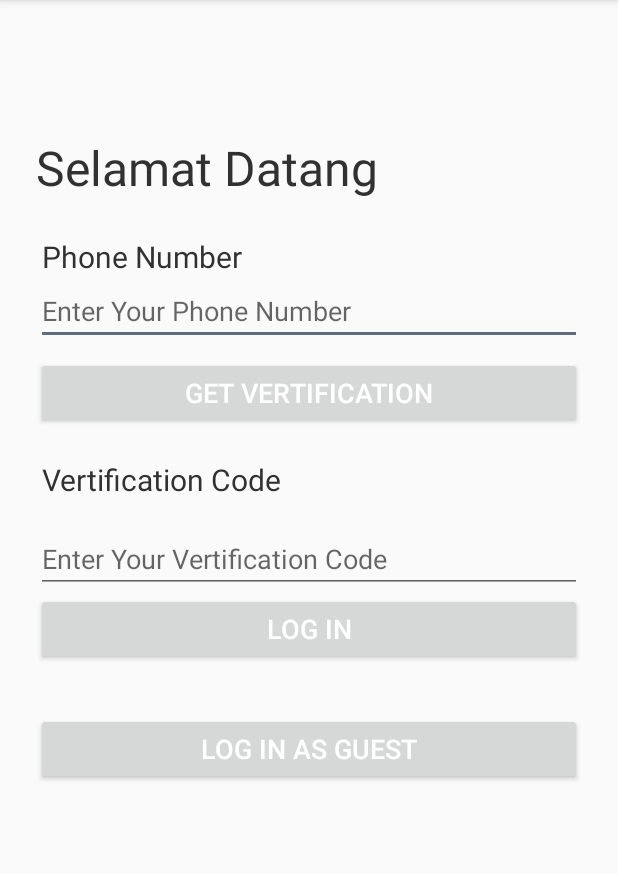
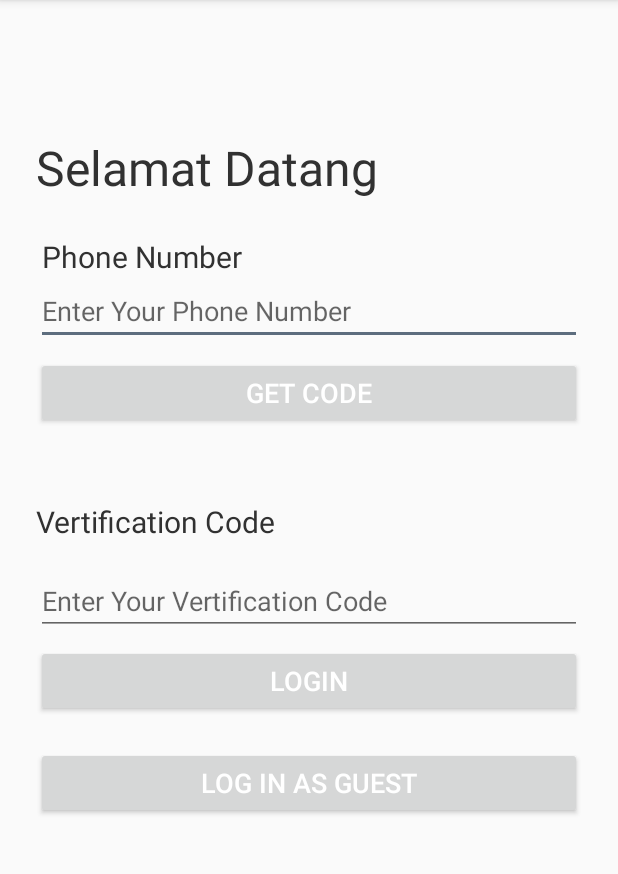
Before and after one commit to Jazulienux/DrinkAndFoodOrdered, an Android app: the LoginActivity screen opened directly, with no data from a screen before it, on a phone screen of 412 x 824 dp, the part 84-958 px from its top. Run offline under Robolectric (Android 15) with nearby library versions, the phone set to English and light mode, and no system bars; our stand-ins replace Firebase (no records; nobody signed in at launch, a user with empty details on screens opened directly).

Commit message:
Menu Nav baru

```diff
--- a/app/build.gradle
+++ b/app/build.gradle
@@ -28,7 +28,7 @@ dependencies {
     implementation 'com.google.android.material:material:1.0.0'
     implementation 'androidx.recyclerview:recyclerview:1.1.0-beta05'
     implementation "androidx.cardview:cardview:1.0.0"
-    implementation 'com.google.firebase:firebase-database:16.0.4'
+    implementation 'com.google.firebase:firebase-database:19.2.0'
     implementation 'com.google.firebase:firebase-auth:19.2.0'
     testImplementation 'junit:junit:4.12'
     androidTestImplementation 'androidx.test.ext:junit:1.1.1'
--- a/app/src/main/AndroidManifest.xml
+++ b/app/src/main/AndroidManifest.xml
@@ -1,6 +1,8 @@
 <?xml version="1.0" encoding="utf-8"?>
 <manifest xmlns:android="http://schemas.android.com/apk/res/android"
     package="com.example.dfoor">
+
+    <uses-permission android:name="android.permission.INTERNET"/>
 
     <application
         android:allowBackup="true"
--- a/app/src/main/java/com/example/dfoor/Activities/LoginActivity.java
+++ b/app/src/main/java/com/example/dfoor/Activities/LoginActivity.java
@@ -60,6 +60,7 @@ public class LoginActivity extends AppCompatActivity {
             PhoneAuthCredential credential = PhoneAuthProvider.getCredential(codeSent, code);
 
             signInWithPhoneAuthCredential(credential);
+
         }
     }
 
@@ -117,6 +118,8 @@ public class LoginActivity extends AppCompatActivity {
             super.onCodeSent(s, forceResendingToken);
 
             codeSent = s;
+            Toast.makeText(LoginActivity.this,"Number Is Correct",Toast.LENGTH_SHORT).show();
+
         }
     };
 
--- a/app/src/main/java/com/example/dfoor/Fragments/CartOrdered.java
+++ b/app/src/main/java/com/example/dfoor/Fragments/CartOrdered.java
@@ -81,4 +81,6 @@ public class CartOrdered extends Fragment {
         return view;
     }
 
+
+
 }
--- a/app/src/main/res/layout/activity_login.xml
+++ b/app/src/main/res/layout/activity_login.xml
@@ -33,12 +33,12 @@
 
     <EditText
         android:id="@+id/inNumber"
-        android:inputType="phone"
         android:layout_width="match_parent"
         android:layout_height="wrap_content"
         android:layout_marginLeft="24dp"
         android:layout_marginRight="24dp"
         android:hint="Enter Your Phone Number"
+        android:inputType="phone"
         app:layout_constraintHorizontal_bias="0.0"
         app:layout_constraintLeft_toLeftOf="parent"
         app:layout_constraintRight_toRightOf="parent"
@@ -48,50 +48,51 @@
         android:id="@+id/vertf"
         android:layout_width="wrap_content"
         android:layout_height="wrap_content"
-        android:layout_marginLeft="28dp"
-        android:layout_marginTop="20dp"
+        android:layout_marginLeft="24dp"
+        android:layout_marginTop="48dp"
         android:inputType="number"
         android:text="Vertification Code"
         android:textColor="#313131"
         android:textSize="20sp"
         app:layout_constraintLeft_toLeftOf="parent"
-        app:layout_constraintTop_toBottomOf="@+id/button" />
+        app:layout_constraintTop_toBottomOf="@+id/button2" />
 
     <EditText
         android:id="@+id/inVert"
-        android:inputType="number"
         android:layout_width="match_parent"
         android:layout_height="wrap_content"
         android:layout_marginLeft="24dp"
-        android:layout_marginTop="64dp"
+        android:layout_marginTop="92dp"
         android:layout_marginRight="24dp"
         android:hint="Enter Your Vertification Code"
+        android:inputType="number"
         app:layout_constraintHorizontal_bias="0.0"
         app:layout_constraintLeft_toLeftOf="parent"
         app:layout_constraintRight_toRightOf="parent"
-        app:layout_constraintTop_toBottomOf="@+id/button" />
+        app:layout_constraintTop_toBottomOf="@+id/button2" />
 
     <Button
         android:id="@+id/button2"
         android:layout_width="match_parent"
         android:layout_height="wrap_content"
         android:layout_marginStart="24dp"
+        android:layout_marginTop="8dp"
         android:layout_marginEnd="24dp"
         android:onClick="postLogin"
-        android:text="LOG IN"
+        android:text="GET CODE"
         android:textColor="#FFFFFF"
         android:textSize="18sp"
         app:layout_constraintEnd_toEndOf="parent"
         app:layout_constraintHorizontal_bias="1.0"
         app:layout_constraintStart_toStartOf="parent"
-        app:layout_constraintTop_toBottomOf="@+id/inVert" />
+        app:layout_constraintTop_toBottomOf="@+id/inNumber" />
 
     <Button
         android:id="@+id/button3"
         android:layout_width="match_parent"
         android:layout_height="wrap_content"
         android:layout_marginStart="24dp"
-        android:layout_marginTop="32dp"
+        android:layout_marginTop="20dp"
         android:layout_marginEnd="24dp"
         android:onClick="guest"
         android:text="LOG IN AS GUEST"
@@ -100,17 +101,17 @@
         app:layout_constraintEnd_toEndOf="parent"
         app:layout_constraintHorizontal_bias="0.0"
         app:layout_constraintStart_toStartOf="parent"
-        app:layout_constraintTop_toBottomOf="@+id/button2" />
+        app:layout_constraintTop_toBottomOf="@+id/button" />
 
     <Button
         android:id="@+id/button"
         android:layout_width="match_parent"
         android:layout_height="wrap_content"
         android:layout_marginStart="24dp"
-        android:layout_marginTop="8dp"
+        android:layout_marginTop="200dp"
         android:layout_marginEnd="24dp"
         android:onClick="postVert"
-        android:text="GET VERTIFICATION"
+        android:text="LOGIN"
         android:textColor="#FFFFFF"
         android:textSize="18sp"
         app:layout_constraintEnd_toEndOf="parent"
--- a/app/src/main/res/layout/activity_main.xml
+++ b/app/src/main/res/layout/activity_main.xml
@@ -33,6 +33,6 @@
         android:layout_height="wrap_content"
         android:background="@color/dot_light_screen1"
         app:layout_constraintBottom_toBottomOf="parent"
-        app:menu="@menu/menu"
+        app:menu="@menu/menu_nav"
         />
 </androidx.constraintlayout.widget.ConstraintLayout>
--- a/app/src/main/res/menu/menu.xml
+++ b/app/src/main/res/menu/menu.xml
@@ -2,9 +2,6 @@
 <menu xmlns:android="http://schemas.android.com/apk/res/android"
     xmlns:app="http://schemas.android.com/apk/res-auto">
 
-    <item android:id="@+id/home"
-        android:title="Home"
-        android:icon="@drawable/home" />
     <item
         android:id="@+id/sortingMenu"
         android:title="Sort">
```
Also changed, not shown: app/src/main/java/com/example/dfoor/Activities/MainActivity.java (+34 -14 lines), app/src/main/java/com/example/dfoor/Adapters/OrderedAdapters.java (+19 -3 lines), app/src/main/res/menu/menu_nav.xml (added, +24 -0 lines), app/src/main/res/drawable/logout.png (added), 1 other file.
